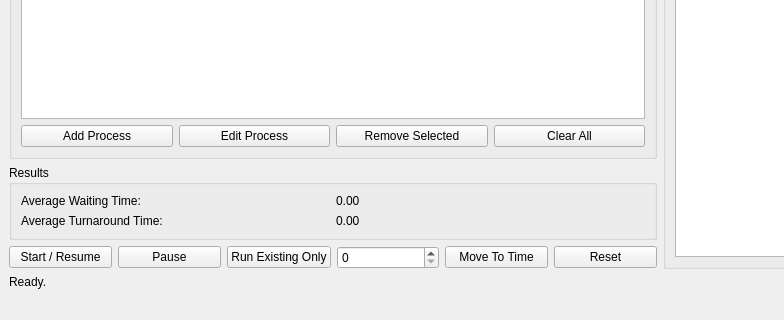
Before: the Qt Designer form main.ui in antispace2005/Cpu-Schedular, drawn with Qt 5; both pictures show x 0 to 784 and y 540 to 860 of the 1320 by 860 pixel window.
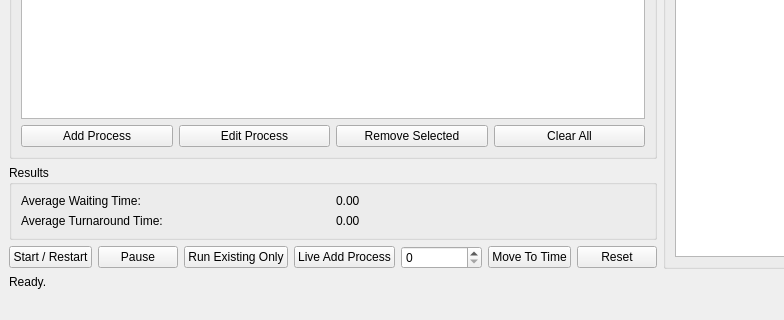
After: the same form once the commit is applied.

Patch:
```diff
--- a/main.ui
+++ b/main.ui
@@ -247,7 +247,7 @@
           <item>
            <widget class="QPushButton" name="startButton">
             <property name="text">
-             <string>Start / Resume</string>
+                   <string>Start / Restart</string>
             </property>
            </widget>
           </item>
@@ -265,6 +265,13 @@
             </property>
            </widget>
           </item>
+          <item>
+           <widget class="QPushButton" name="liveAddProcessButton">
+            <property name="text">
+             <string>Live Add Process</string>
+            </property>
+           </widget>
+          </item>
           <item>
            <widget class="QSpinBox" name="jumpToTimeSpinBox">
             <property name="minimum">
```
